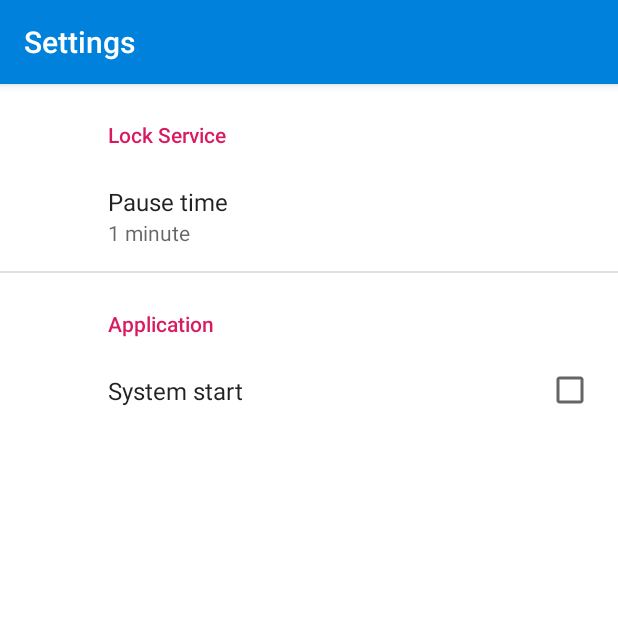
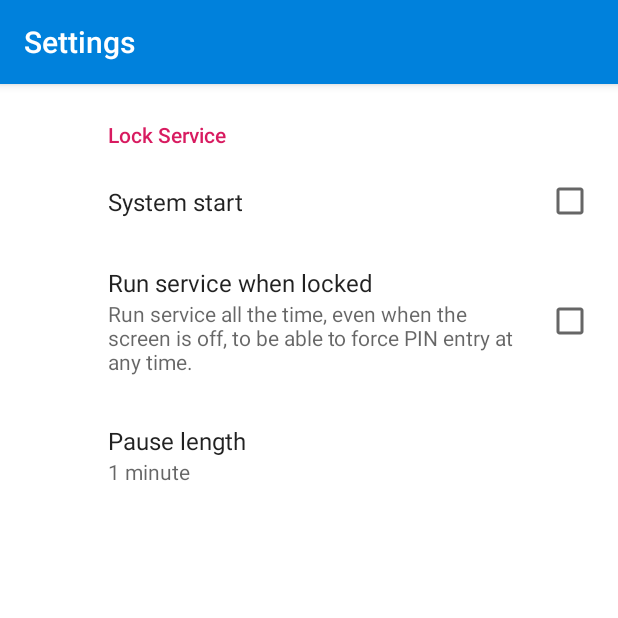
Before and after one commit to wesaphzt/privatelock, an Android app: the fragment FragmentSettings shown on its own in the app's theme, on a phone screen of 412 x 824 dp, the top half of it. Run offline under Robolectric (Android 15) with nearby library versions, the phone set to English and light mode, and no system bars; our stand-ins replace androidx.preference.

Commit message:
option to run locking functionality while phone is locked to force pin

```diff
--- a/app/src/main/java/com/wesaphzt/privatelock/fragments/FragmentSettings.java
+++ b/app/src/main/java/com/wesaphzt/privatelock/fragments/FragmentSettings.java
@@ -7,7 +7,9 @@ import androidx.annotation.Nullable;
 
 import android.view.Menu;
 import android.view.View;
+import android.widget.Toast;
 
+import androidx.preference.CheckBoxPreference;
 import androidx.preference.PreferenceFragmentCompat;
 import androidx.preference.PreferenceManager;
 
@@ -15,22 +17,49 @@ import com.wesaphzt.privatelock.R;
 
 public class FragmentSettings extends PreferenceFragmentCompat {
 
-    private SharedPreferences prefs;
+    private Context context;
+
+    private CheckBoxPreference cbRunConstant;
+
+    private SharedPreferences sharedPreferences;
+    private SharedPreferences.OnSharedPreferenceChangeListener sharedPreferenceChangeListener;
 
     @Override
     public void onCreatePreferences(Bundle savedInstanceState, String rootKey) {
         addPreferencesFromResource(R.xml.preferences);
 
         setHasOptionsMenu(true);
-        Context context = getContext();
+        context = getContext();
+
+        sharedPreferences = PreferenceManager.getDefaultSharedPreferences(context);
 
         //this static call will reset default values only on the first read
         PreferenceManager.setDefaultValues(context, R.xml.preferences, false);
+
+        cbRunConstant = (CheckBoxPreference) findPreference("RUN_CONSTANT");
     }
 
     @Override
     public void onCreate(Bundle savedInstanceState) {
         super.onCreate(savedInstanceState);
+    }
+
+    @Override
+    public void onResume() {
+        super.onResume();
+        sharedPreferences.registerOnSharedPreferenceChangeListener(sharedPreferenceChangeListener);
+    }
+
+    @Override
+    public void onDestroy() {
+        super.onDestroy();
+        sharedPreferences.unregisterOnSharedPreferenceChangeListener(sharedPreferenceChangeListener);
+    }
+
+    @Override
+    public void onPause() {
+        super.onPause();
+        sharedPreferences.unregisterOnSharedPreferenceChangeListener(sharedPreferenceChangeListener);
     }
 
     @Override
@@ -41,6 +70,16 @@ public class FragmentSettings extends PreferenceFragmentCompat {
 
         //bg color
         view.setBackgroundColor(getResources().getColor(R.color.white));
+
+        sharedPreferenceChangeListener = new SharedPreferences.OnSharedPreferenceChangeListener() {
+            @Override
+            public void onSharedPreferenceChanged(SharedPreferences prefs, String key) {
+                if(key.equals("RUN_CONSTANT") && cbRunConstant.isChecked()) {
+                    Toast.makeText(context, getString(R.string.settings_restart_service_toast), Toast.LENGTH_LONG).show();
+                }
+            }
+        };
+        sharedPreferences.registerOnSharedPreferenceChangeListener(sharedPreferenceChangeListener);
     }
 
     @Override
--- a/app/src/main/java/com/wesaphzt/privatelock/receivers/BootReceiver.java
+++ b/app/src/main/java/com/wesaphzt/privatelock/receivers/BootReceiver.java
@@ -16,7 +16,7 @@ public class BootReceiver extends BroadcastReceiver {
     public void onReceive(Context context, Intent intent) {
 
         if (intent.getAction().equals(Intent.ACTION_BOOT_COMPLETED)) {
-            SharedPreferences prefs = PreferenceManager.getDefaultSharedPreferences(context);;
+            SharedPreferences prefs = PreferenceManager.getDefaultSharedPreferences(context);
             if(prefs.getBoolean("START_ON_BOOT", false)) {
                 Intent i = new Intent(context, LockService.class);
 
--- a/app/src/main/res/values/strings.xml
+++ b/app/src/main/res/values/strings.xml
@@ -62,6 +62,9 @@
 
     <string name="about_bug_report_image_desc">Bug report image</string>
 
+    <!--message-->
+    <string name="settings_restart_service_toast">If service is running, restart for setting to take effect.</string>
+
     <!--donate-->
     <string name="donate_bitcoin_image_desc">Bitcoin image</string>
     <string name="donate_litecoin_image_desc">Litecoin image</string>
--- a/app/src/main/res/xml/preferences.xml
+++ b/app/src/main/res/xml/preferences.xml
@@ -2,20 +2,25 @@
 <PreferenceScreen xmlns:android="http://schemas.android.com/apk/res/android">
     <PreferenceCategory
         android:title="Lock Service">
+
+        <CheckBoxPreference
+            android:defaultValue="false"
+            android:key="START_ON_BOOT"
+            android:title="System start" />
+
+        <CheckBoxPreference
+            android:defaultValue="false"
+            android:key="RUN_CONSTANT"
+            android:title="Run service when locked"
+            android:summary="Run service all the time, even when the screen is off, to be able to force PIN entry at any time."/>
+
         <ListPreference
             android:defaultValue="1"
             android:entries="@array/array_pause_minutes"
             android:entryValues="@array/array_pause_minutes_vals"
             android:key="PAUSE_TIME"
             android:summary="%s"
-            android:title="Pause time" />
-    </PreferenceCategory>
+            android:title="Pause length" />
 
-    <PreferenceCategory
-        android:title="Application">
-        <CheckBoxPreference
-            android:defaultValue="false"
-            android:key="START_ON_BOOT"
-            android:title="System start" />
     </PreferenceCategory>
 </PreferenceScreen>
```
Also changed, not shown: app/src/main/java/com/wesaphzt/privatelock/service/LockService.java (+8 -3 lines).
